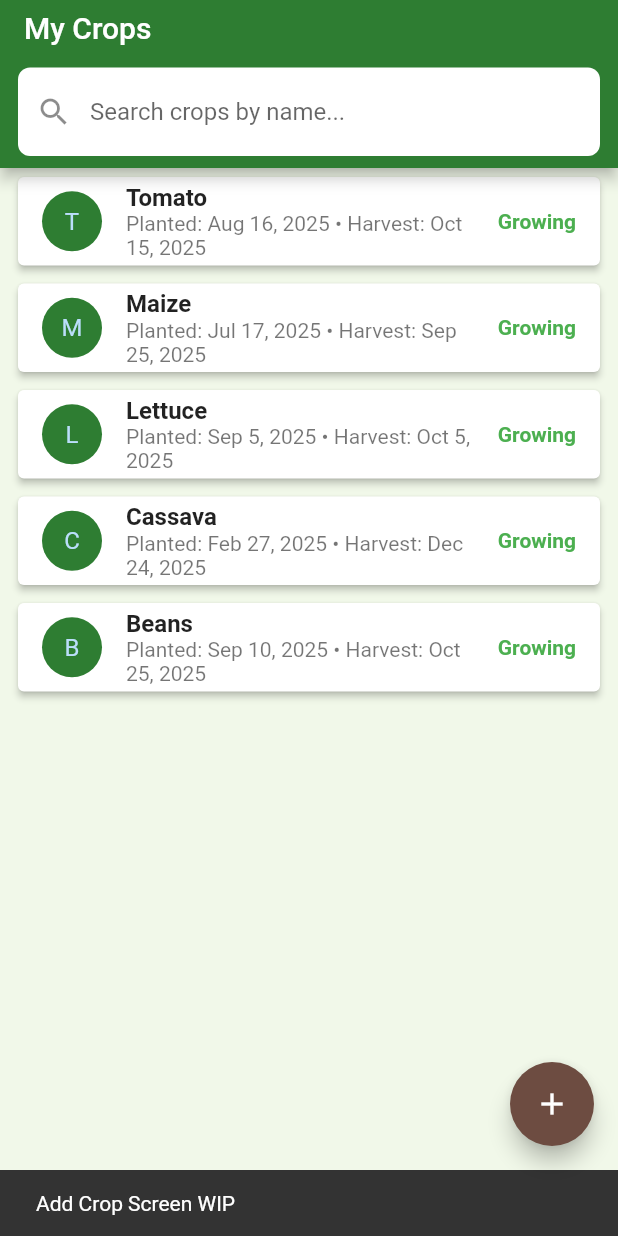
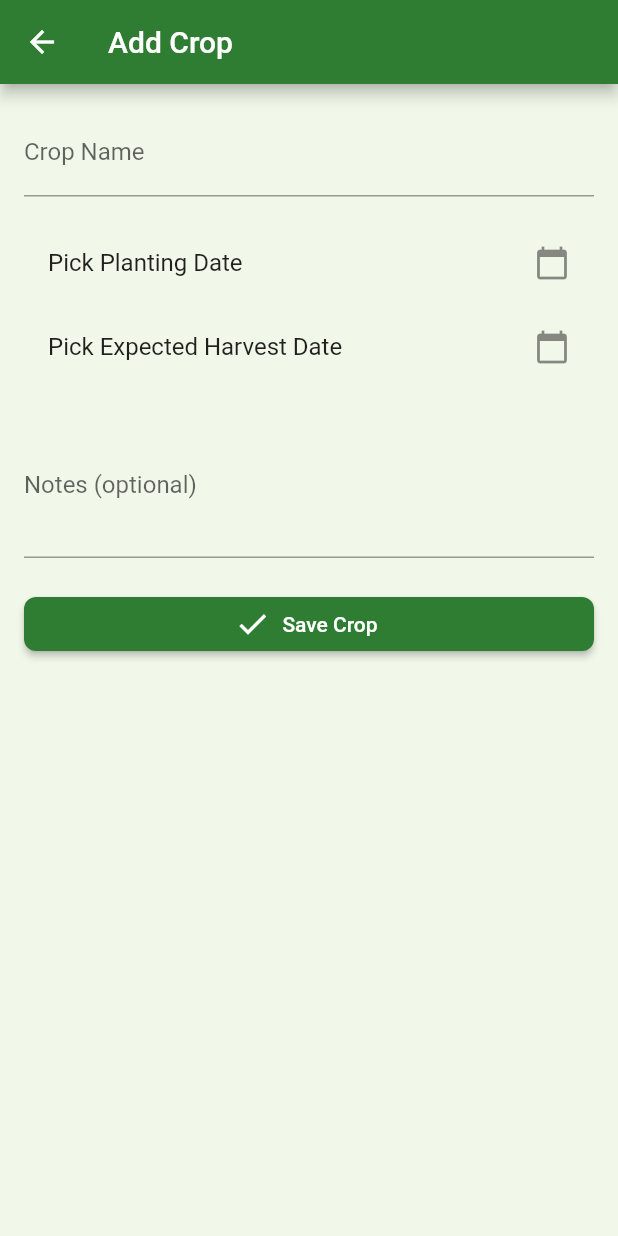
Before and after one commit to Bomanaabertilla/farmbase, a Flutter app: the screen it shows after launch, after a tap on the "add" icon, on a phone screen of 412 x 824 dp. Run offline on Flutter 3.47's test engine with Material 3 defaults, Android fonts, the phone set to English and light mode, and no system bars; our stand-ins replace shared_preferences.

Commit message:
add: added a screen to enable addition of crops

```diff
--- a/lib/providers/crop_provider.dart
+++ b/lib/providers/crop_provider.dart
@@ -13,35 +13,35 @@ class CropProvider extends ChangeNotifier {
   Future<void> loadInitialData() async {
     final initialMock = [
       Crop(
-        id: DateTime.now().millisecondsSinceEpoch.toString() + '_tomato',
+        id: 'tomato',
         name: 'Tomato',
         plantingDate: DateTime.now().subtract(const Duration(days: 30)),
         expectedHarvestDate: DateTime.now().add(const Duration(days: 30)),
         notes: 'Cherry tomatoes near the greenhouse.',
       ),
       Crop(
-        id: DateTime.now().millisecondsSinceEpoch.toString() + '_maize',
+        id: 'maize',
         name: 'Maize',
         plantingDate: DateTime.now().subtract(const Duration(days: 60)),
         expectedHarvestDate: DateTime.now().add(const Duration(days: 10)),
         notes: 'Planted in rows A & B.',
       ),
       Crop(
-        id: DateTime.now().millisecondsSinceEpoch.toString() + '_lettuce',
+        id: 'lettuce',
         name: 'Lettuce',
         plantingDate: DateTime.now().subtract(const Duration(days: 10)),
         expectedHarvestDate: DateTime.now().add(const Duration(days: 20)),
         notes: 'Grow under partial shade.',
       ),
       Crop(
-        id: DateTime.now().millisecondsSinceEpoch.toString() + '_cassava',
+        id: 'cassava',
         name: 'Cassava',
         plantingDate: DateTime.now().subtract(const Duration(days: 200)),
         expectedHarvestDate: DateTime.now().add(const Duration(days: 100)),
         notes: 'Long growth cycle.',
       ),
       Crop(
-        id: DateTime.now().millisecondsSinceEpoch.toString() + '_beans',
+        id: 'beans',
         name: 'Beans',
         plantingDate: DateTime.now().subtract(const Duration(days: 5)),
         expectedHarvestDate: DateTime.now().add(const Duration(days: 40)),
@@ -54,6 +54,12 @@ class CropProvider extends ChangeNotifier {
     notifyListeners();
   }
 
+  Future<void> addCrop(Crop crop) async {
+    _crops.add(crop);
+    await _storage.saveCrops(_crops);
+    notifyListeners();
+  }
+
   List<Crop> search(String query) {
     if (query.trim().isEmpty) return crops;
     final lower = query.toLowerCase();
--- /dev/null
+++ b/lib/screens/add_crop_screen.dart
@@ -0,0 +1,109 @@
+import 'package:flutter/material.dart';
+import 'package:provider/provider.dart';
+import '../providers/crop_provider.dart';
+import '../models/crop.dart';
+
+class AddCropScreen extends StatefulWidget {
+  const AddCropScreen({super.key});
+
+  @override
+  State<AddCropScreen> createState() => _AddCropScreenState();
+}
+
+class _AddCropScreenState extends State<AddCropScreen> {
+  final _formKey = GlobalKey<FormState>();
+  final _nameCtrl = TextEditingController();
+  final _notesCtrl = TextEditingController();
+  DateTime? _plantingDate;
+  DateTime? _harvestDate;
+
+  Future<void> _pickDate(BuildContext context, bool isPlanting) async {
+    final now = DateTime.now();
+    final initialDate = isPlanting ? now : now.add(const Duration(days: 30));
+    final picked = await showDatePicker(
+      context: context,
+      initialDate: initialDate,
+      firstDate: DateTime(2000),
+      lastDate: DateTime(2100),
+    );
+    if (picked != null) {
+      setState(() {
+        if (isPlanting) {
+          _plantingDate = picked;
+        } else {
+          _harvestDate = picked;
+        }
+      });
+    }
+  }
+
+  void _save() {
+    if (!_formKey.currentState!.validate()) return;
+
+    final crop = Crop(
+      id: DateTime.now().millisecondsSinceEpoch.toString(),
+      name: _nameCtrl.text.trim(),
+      plantingDate: _plantingDate!,
+      expectedHarvestDate: _harvestDate!,
+      notes: _notesCtrl.text.trim(),
+    );
+
+    Provider.of<CropProvider>(context, listen: false).addCrop(crop);
+
+    ScaffoldMessenger.of(context).showSnackBar(
+      const SnackBar(content: Text('Crop added successfully!')),
+    );
+
+    Navigator.pop(context);
+  }
+
+  @override
+  Widget build(BuildContext context) {
+    return Scaffold(
+      appBar: AppBar(title: const Text('Add Crop')),
+      body: Padding(
+        padding: const EdgeInsets.all(16),
+        child: Form(
+          key: _formKey,
+          child: ListView(
+            children: [
+              TextFormField(
+                controller: _nameCtrl,
+                decoration: const InputDecoration(labelText: 'Crop Name'),
+                validator: (val) =>
+                    val == null || val.trim().isEmpty ? 'Enter crop name' : null,
+              ),
+              const SizedBox(height: 16),
+              ListTile(
+                title: Text(_plantingDate == null
+                    ? 'Pick Planting Date'
+                    : 'Planting: ${_plantingDate!.toLocal().toString().split(" ")[0]}'),
+                trailing: const Icon(Icons.calendar_today),
+                onTap: () => _pickDate(context, true),
+              ),
+              ListTile(
+                title: Text(_harvestDate == null
+                    ? 'Pick Expected Harvest Date'
+                    : 'Harvest: ${_harvestDate!.toLocal().toString().split(" ")[0]}'),
+                trailing: const Icon(Icons.calendar_today),
+                onTap: () => _pickDate(context, false),
+              ),
+              const SizedBox(height: 16),
+              TextFormField(
+                controller: _notesCtrl,
+                maxLines: 3,
+                decoration: const InputDecoration(labelText: 'Notes (optional)'),
+              ),
+              const SizedBox(height: 20),
+              ElevatedButton.icon(
+                onPressed: _save,
+                icon: const Icon(Icons.check),
+                label: const Text('Save Crop'),
+              ),
+            ],
+          ),
+        ),
+      ),
+    );
+  }
+}
--- a/lib/screens/home_screen.dart
+++ b/lib/screens/home_screen.dart
@@ -3,6 +3,7 @@ import 'package:provider/provider.dart';
 import '../providers/crop_provider.dart';
 import '../widgets/crop_tile.dart';
 import '../models/crop.dart';
+import 'add_crop_screen.dart';
 
 class HomeScreen extends StatefulWidget {
   const HomeScreen({super.key});
@@ -58,9 +59,8 @@ class _HomeScreenState extends State<HomeScreen> {
             ),
       floatingActionButton: FloatingActionButton(
         onPressed: () {
-          // Add crop screen will come later
-          ScaffoldMessenger.of(context)
-              .showSnackBar(const SnackBar(content: Text('Add Crop Screen WIP')));
+          Navigator.push(
+              context, MaterialPageRoute(builder: (_) => const AddCropScreen()));
         },
         child: const Icon(Icons.add),
       ),
```
